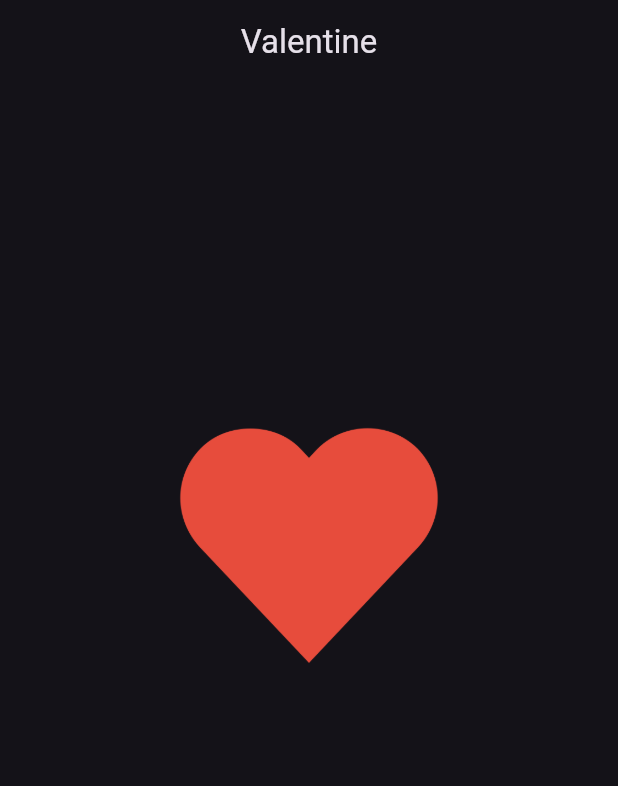
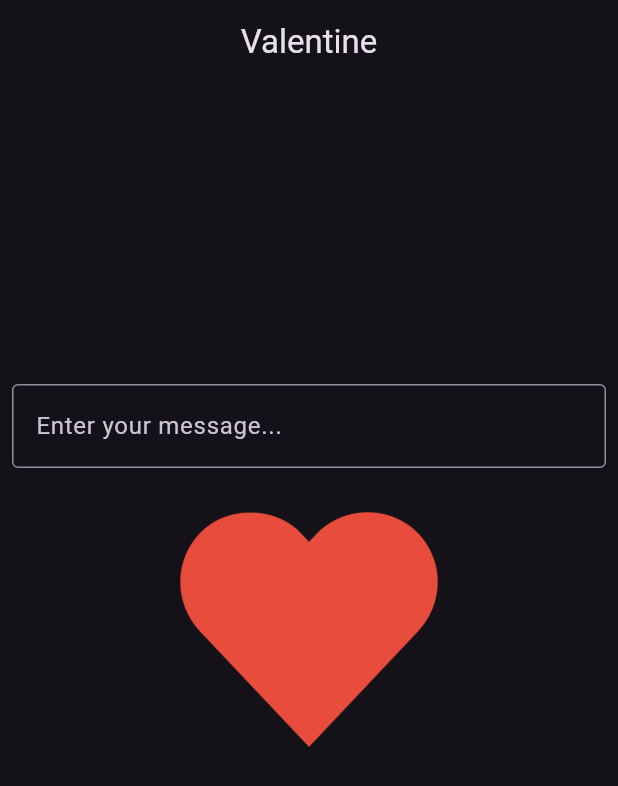
Before and after one commit to linnypham/digital_pet_app, a Flutter app: the screen it shows after launch, on a phone screen of 412 x 824 dp. Shown: the top 786 px of the screen. Run offline on Flutter 3.47's test engine with Material 3 defaults, Android fonts, the phone set to English and light mode, and no system bars.

Commit message:
Update main.dart

```diff
--- a/valentine/lib/main.dart
+++ b/valentine/lib/main.dart
@@ -3,7 +3,7 @@
 void main() => runApp(const MyApp());
 
 class MyApp extends StatelessWidget {
-  const MyApp({Key? key}) : super(key: key);
+  const MyApp({super.key});
 
   @override
   Widget build(BuildContext context) {
@@ -16,7 +16,7 @@
 }
 
 class MyHomePage extends StatefulWidget {
-  const MyHomePage({Key? key, required this.title}) : super(key: key);
+  const MyHomePage({super.key, required this.title});
   final String title;
 
   @override
@@ -69,6 +69,12 @@
         padding: const EdgeInsets.only(top: 200, left: 8, right: 8),
         child: Column(
           children: <Widget>[
+            TextField(
+              decoration: InputDecoration(
+                border: OutlineInputBorder(),
+                hintText: 'Enter your message...',
+              ),
+            ),
             Center(
               child: SizedBox(
                 height: 200,
```
